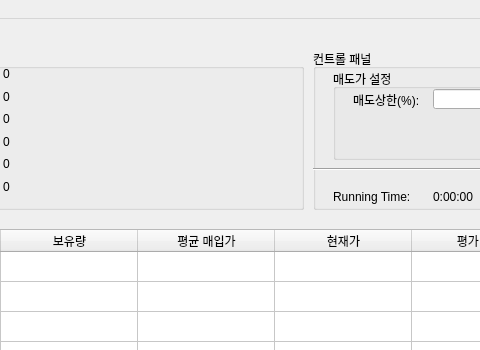
Qt form mainwindow.ui (NoelBird/stockML) before a commit; both pictures show x 167 to 647 and y 0 to 350 of the 889 by 609 pixel window.
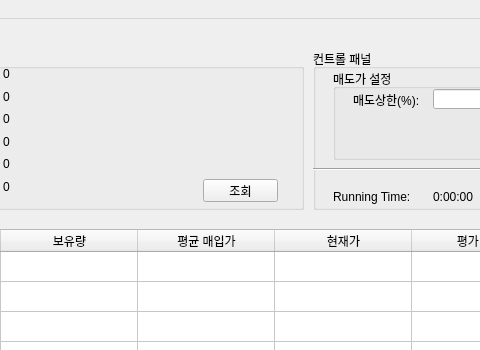
The same form after that commit.

Commit message: add '조회' button

```diff
--- a/mainwindow.ui
+++ b/mainwindow.ui
@@ -195,6 +195,19 @@
       <enum>Qt::Vertical</enum>
      </property>
     </widget>
+    <widget class="QPushButton" name="btnAccountInfo">
+     <property name="geometry">
+      <rect>
+       <x>340</x>
+       <y>130</y>
+       <width>75</width>
+       <height>23</height>
+      </rect>
+     </property>
+     <property name="text">
+      <string>조회</string>
+     </property>
+    </widget>
    </widget>
    <widget class="QGroupBox" name="grpBoxCtrlPanel">
     <property name="geometry">
```
The commit also changes 1 other file.
